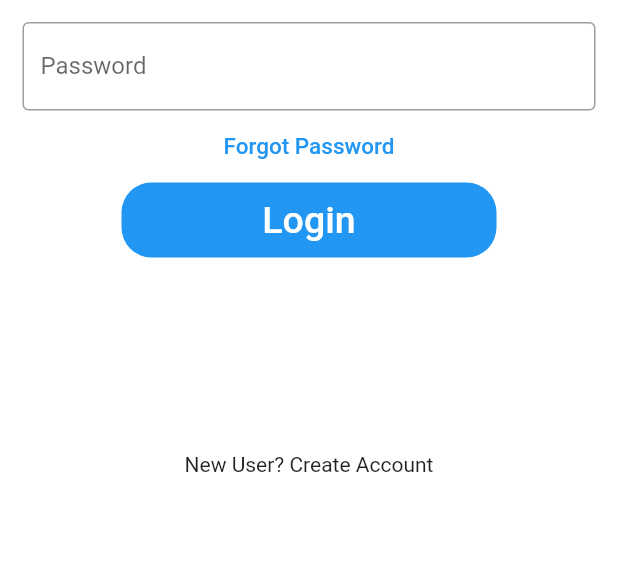
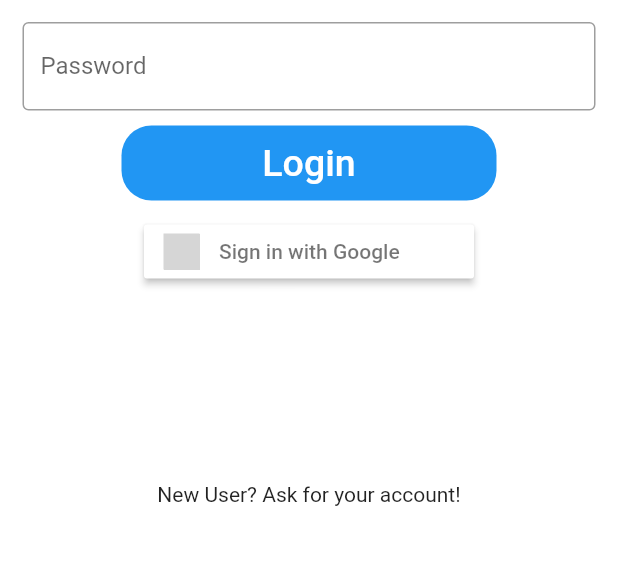
Before and after one commit to giacomomangelli/sidp_masters_app, a Flutter app: the screen it shows after launch, on a phone screen of 412 x 824 dp, the part 488-1053 px from its top. Run offline on Flutter 3.47's test engine with Material 2 defaults, Android fonts, the phone set to English and light mode, and no system bars; our stand-ins replace easy_sidemenu, flutter_signin_button, google_sign_in, shared_preferences; missing offline and left inert: googleapis; grey boxes are pictures that could not be loaded.

Commit message:
added google button wip data retrieving

```diff
--- a/lib/main.dart
+++ b/lib/main.dart
@@ -22,8 +22,10 @@ class MyApp extends StatelessWidget {
         '/splash': (BuildContext context) => const SplashScreen(),
         '/login': (BuildContext context) => const LoginScreen(),
         '/home': (BuildContext context) => const HomePage(title: 'SIDP Login'),
-        '/home/firstScreen': (BuildContext context) => const HomePage(title: 'SIDP Login'),
-        '/home/SecondScreen': (BuildContext context) => const HomePage(title: 'SIDP Login')
+        '/home/firstScreen': (BuildContext context) =>
+            const HomePage(title: 'SIDP Login'),
+        '/home/SecondScreen': (BuildContext context) =>
+            const HomePage(title: 'SIDP Login')
       },
     );
   }
--- a/lib/screens/login_screen.dart
+++ b/lib/screens/login_screen.dart
@@ -1,8 +1,12 @@
 import 'package:flutter/foundation.dart';
 import 'package:flutter/material.dart';
+import 'package:flutter_signin_button/flutter_signin_button.dart';
 import 'package:google_sign_in/google_sign_in.dart' as sign_in;
-import 'package:googleapis/drive/v3.dart' as drive;
+import 'package:googleapis/drive/v3.dart';
 import 'package:sidp_masters/screens/home_page_screen.dart';
+
+final googleSignIn =
+    sign_in.GoogleSignIn.standard(scopes: [DriveApi.driveReadonlyScope]);
 
 class LoginScreen extends StatefulWidget {
   const LoginScreen({super.key});
@@ -12,13 +16,43 @@ class LoginScreen extends StatefulWidget {
 }
 
 class _LoginScreenState extends State<LoginScreen> {
+  late Function(DriveApi driveApi) query;
+
+  DriveApi? get driveApi => null;
+
   Future<void> _connectGoogle() async {
     final googleSignIn =
-        sign_in.GoogleSignIn.standard(scopes: [drive.DriveApi.driveScope]);
+        sign_in.GoogleSignIn.standard(scopes: [DriveApi.driveScope]);
     final sign_in.GoogleSignInAccount? account = await googleSignIn.signIn();
+    // final fileList = await query(driveApi!);
+    // final files = fileList.files;
+    String message;
+    // if (files == null) {
+    //   message = 'Dati non trovati!';
+    //   return showDialog(
+    //       context: context,
+    //       builder: (BuildContext context) => AlertDialog(
+    //             title: const Text('AlertDialog'),
+    //             content: Text(message),
+    //             actions: <Widget>[
+    //               TextButton(
+    //                 onPressed: () => Navigator.pop(context, 'Cancel'),
+    //                 child: const Text('Cancel'),
+    //               ),
+    //               TextButton(
+    //                 onPressed: () => Navigator.pop(context, 'OK'),
+    //                 child: const Text('OK'),
+    //               ),
+    //             ],
+    //           ));
+    // }
     if (kDebugMode) {
       print("User account $account");
     }
+  }
+
+  Future<FileList> _allFileList(DriveApi driveApi) {
+    return driveApi.files.list(spaces: 'drive');
   }
 
   @override
@@ -47,7 +81,7 @@ class _LoginScreenState extends State<LoginScreen> {
                 decoration: InputDecoration(
                     border: OutlineInputBorder(),
                     labelText: 'Email',
-                    hintText: 'Enter valid email id as abc@gmail.com'),
+                    hintText: 'Enter valid email for sidp account'),
               ),
             ),
             const Padding(
@@ -59,19 +93,20 @@ class _LoginScreenState extends State<LoginScreen> {
                 decoration: InputDecoration(
                     border: OutlineInputBorder(),
                     labelText: 'Password',
-                    hintText: 'Enter secure password'),
+                    hintText: 'Enter your password'),
               ),
             ),
-            TextButton(
-              onPressed: () {
-                //TODO FORGOT PASSWORD SCREEN GOES HERE
-              },
-              child: const Text(
-                'Forgot Password',
-                style: TextStyle(color: Colors.blue, fontSize: 15),
-              ),
-            ),
+            // TextButton(
+            //   onPressed: () {
+            //     //TODO FORGOT PASSWORD SCREEN GOES HERE
+            //   },
+            //   child: const Text(
+            //     'Forgot Password',
+            //     style: TextStyle(color: Colors.blue, fontSize: 15),
+            //   ),
+            // ),
             Container(
+              margin: const EdgeInsets.all(10),
               height: 50,
               width: 250,
               decoration: BoxDecoration(
@@ -92,10 +127,17 @@ class _LoginScreenState extends State<LoginScreen> {
                 ),
               ),
             ),
+            SignInButton(
+              Buttons.Google,
+              text: "Sign in with Google",
+              onPressed: () {
+                _connectGoogle();
+              },
+            ),
             const SizedBox(
               height: 130,
             ),
-            const Text('New User? Create Account')
+            const Text('New User? Ask for your account!')
           ],
         ),
       ),
```
Also changed, not shown: lib/api/retrieve_data.dart (added, +28 -0 lines), pubspec.yaml (+11 -1 lines), pubspec.lock, 2 other files.
